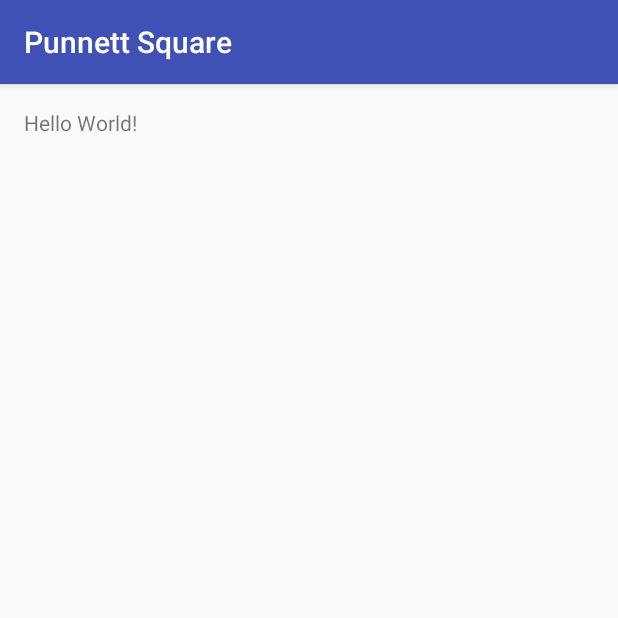
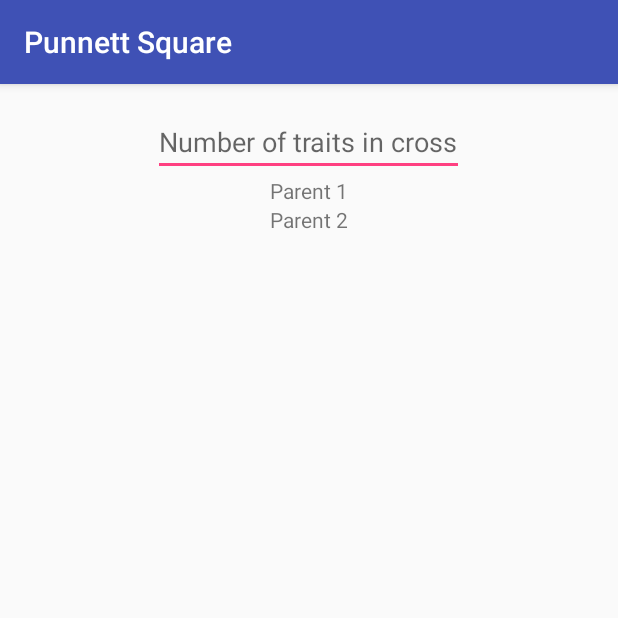
Before and after one commit to ThePieMonster/PunnettSquare, an Android app: the screen it shows after launch (MainActivity), on a phone screen of 412 x 824 dp, the top half of it. Run offline under Robolectric (Android 15) with nearby library versions, the phone set to English and light mode, and no system bars.

Commit message:
Added dynamic parent trait text boxs based on number of traits entered

```diff
--- a/app/src/main/java/net/piestudios/app/punnettsquare/MainActivity.java
+++ b/app/src/main/java/net/piestudios/app/punnettsquare/MainActivity.java
@@ -1,13 +1,68 @@
 package net.piestudios.app.punnettsquare;
 
+import android.graphics.Color;
 import android.support.v7.app.AppCompatActivity;
 import android.os.Bundle;
+import android.widget.*;
+import android.text.Editable;
+import android.text.TextWatcher;
 
 public class MainActivity extends AppCompatActivity {
+
+    // Number of traits box and variable
+    EditText numberoftraitslistner;
+    int numberoftraits;
+
+    // Table Layout
+    //TableLayout layout = (TableLayout) findViewById(R.id.table);
+    TableRow row1;
+    TableRow row2;
 
     @Override
     protected void onCreate(Bundle savedInstanceState) {
         super.onCreate(savedInstanceState);
         setContentView(R.layout.activity_main);
+
+        numberoftraitslistner = (EditText) findViewById(R.id.numberoftraitsbox);
+        row1 = (TableRow) findViewById(R.id.row1);
+        row2 = (TableRow) findViewById(R.id.row2);
+
+        numberoftraitslistner.addTextChangedListener(new TextWatcher() {
+            @Override
+            public void beforeTextChanged(CharSequence s, int start, int count, int after) {
+                // Don't care
+            }
+
+            @Override
+            public void onTextChanged(CharSequence s, int start, int before, int count) {
+                // Also don't care
+            }
+
+            @Override
+            public void afterTextChanged(Editable s) {
+                try{
+                    row1.removeAllViews();
+                    row2.removeAllViews();
+
+                    numberoftraits = Integer.parseInt(s.toString());
+                    //Toast.makeText(getApplicationContext(), numberoftraits + "", Toast.LENGTH_SHORT).show();
+
+                    for(int i = 0; i < numberoftraits; i++) {
+                        row1.addView(new EditText(getApplicationContext()));
+                        ((EditText)row1.getVirtualChildAt(i)).setHint("Trait " + (i+1) + ":");
+                        ((EditText)row1.getVirtualChildAt(i)).setTextColor(Color.BLACK);
+                        ((EditText)row1.getVirtualChildAt(i)).setHintTextColor(Color.GRAY);
+                        row2.addView(new EditText(getApplicationContext()));
+                        ((EditText)row2.getVirtualChildAt(i)).setHint("Trait " + (i+1) + ":");
+                        ((EditText)row2.getVirtualChildAt(i)).setTextColor(Color.BLACK);
+                        ((EditText)row2.getVirtualChildAt(i)).setHintTextColor(Color.GRAY);
+                    }
+
+
+                } catch (Exception e){
+                    Toast.makeText(getApplicationContext(), "Can't be empty", Toast.LENGTH_SHORT).show();
+                }
+            }
+        });
     }
 }
--- a/app/src/main/res/layout/activity_main.xml
+++ b/app/src/main/res/layout/activity_main.xml
@@ -10,8 +10,39 @@
     android:paddingTop="@dimen/activity_vertical_margin"
     tools:context="net.piestudios.app.punnettsquare.MainActivity">
 
-    <TextView
+
+    <EditText
         android:layout_width="wrap_content"
         android:layout_height="wrap_content"
-        android:text="Hello World!" />
+        android:inputType="number"
+        android:layout_centerHorizontal="true"
+        android:hint="Number of traits in cross"
+        android:layout_alignParentTop="true"
+        android:id="@+id/numberoftraitsbox"/>
+
+
+    <TableLayout
+        android:layout_width="wrap_content"
+        android:layout_height="wrap_content"
+        android:layout_below="@+id/numberoftraitsbox"
+        android:layout_centerHorizontal="true"
+        android:id="@+id/table">
+        <TableRow>
+            <TextView
+                android:layout_width="wrap_content"
+                android:layout_height="wrap_content"
+                android:text="Parent 1"/>
+        </TableRow>
+        <TableRow
+            android:id="@+id/row1"></TableRow>
+        <TableRow>
+            <TextView
+                android:layout_width="wrap_content"
+                android:layout_height="wrap_content"
+                android:text="Parent 2"/>
+        </TableRow>
+        <TableRow
+            android:id="@+id/row2"></TableRow>
+    </TableLayout>
+
 </RelativeLayout>
```
